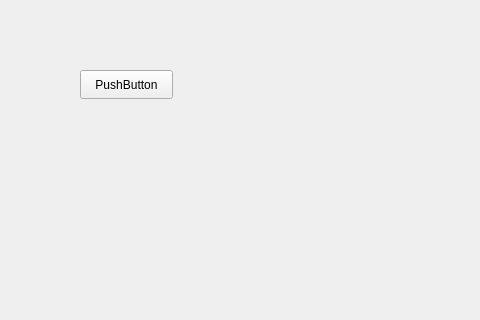
First picture: the form in updater/form.ui, repository Grey-Wind/Better-Real-ESRGAN, before the edit; both pictures show x 0 to 480 and y 0 to 320 of the 800 by 600 pixel window.
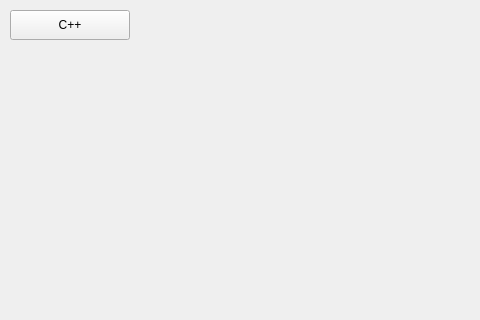
Second picture: the form after the edit.

Commit message: 添加按钮

Patch:
```diff
--- a/updater/form.ui
+++ b/updater/form.ui
@@ -16,14 +16,14 @@
   <widget class="QPushButton" name="pushButton">
    <property name="geometry">
     <rect>
-     <x>80</x>
-     <y>70</y>
-     <width>93</width>
-     <height>29</height>
+     <x>10</x>
+     <y>10</y>
+     <width>120</width>
+     <height>30</height>
     </rect>
    </property>
    <property name="text">
-    <string>PushButton</string>
+    <string>C++</string>
    </property>
   </widget>
  </widget>
```
